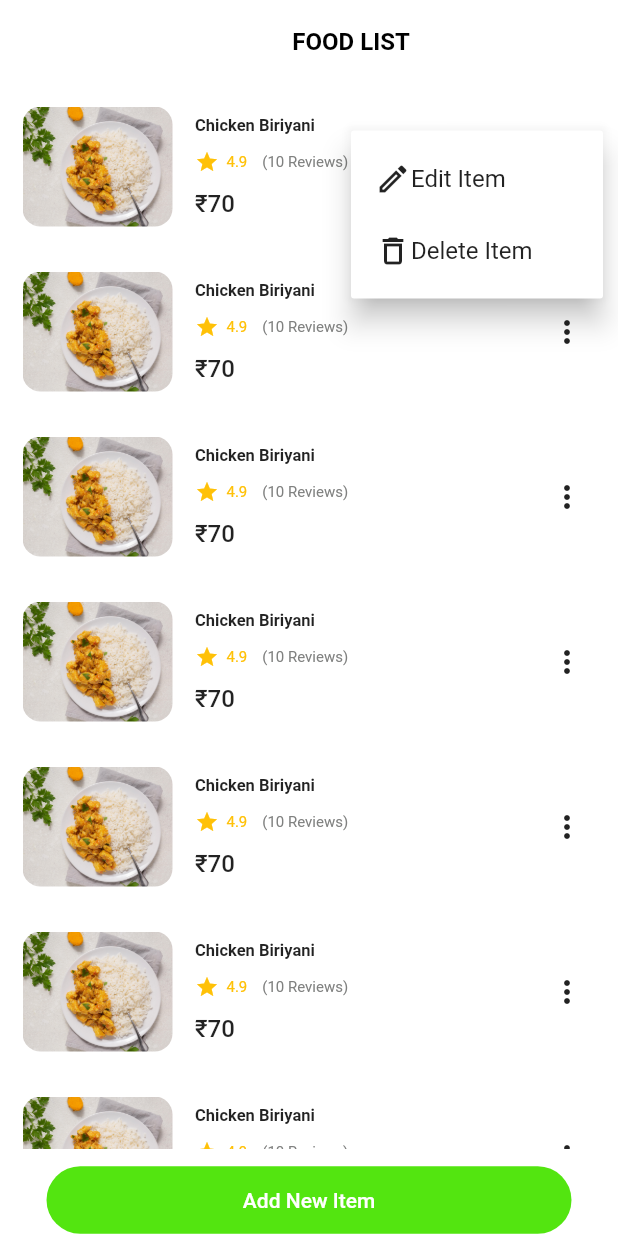
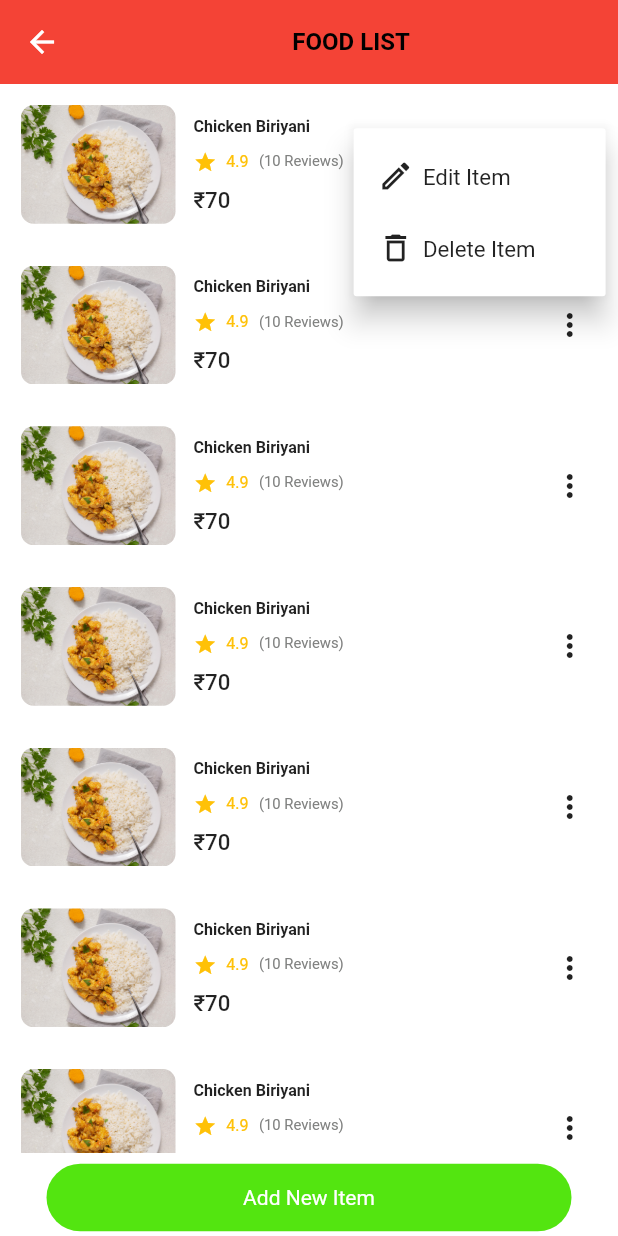
Before and after one commit to shaanis/canteen_admin, a Flutter app: the Productlist screen opened directly, after a tap on the "more vert" icon, on a phone screen of 412 x 824 dp. Run offline on Flutter 3.47's test engine with Material 2 defaults, Android fonts, the phone set to English and light mode, and no system bars; our stand-ins replace fl_chart, flutter_rating_bar, flutter_switch.

Commit message:
first555

```diff
--- a/lib/bottomsheet/bottom.dart
+++ b/lib/bottomsheet/bottom.dart
@@ -7,6 +7,7 @@
   Widget build(BuildContext context) {
     return Container(
       decoration: BoxDecoration(color: Colors.white,
+
           borderRadius: BorderRadius.only(
               topRight: Radius.circular(15), topLeft: Radius.circular(15))),
       child: Column(
--- a/lib/mainscreen.dart
+++ b/lib/mainscreen.dart
@@ -324,7 +324,7 @@
                               // Navigator.push(context, MaterialPageRoute(builder: (context)=>ItemDetail()));
                             },
                             child: Container(
-                              margin: EdgeInsets.only(right: 25),
+                              margin: EdgeInsets.only(right: height*.025),
                               color: Colors.white,
                               height: 20,
                               width: width * .39,
@@ -337,7 +337,7 @@
                                     width: width * .4,
                                     decoration: BoxDecoration(
                                       color: Colors.white,
-                                      borderRadius: BorderRadius.circular(10),
+                                      borderRadius: BorderRadius.circular(height*.01),
                                       image: DecorationImage(
                                         image: AssetImage(
                                           'assets/images/verumchor1.jpg',
@@ -347,17 +347,17 @@
                                     ),
                                   ),
                                   SizedBox(
-                                    height: 5,
+                                    height: height*.013,
                                   ),
                                   Row(
                                     children: [
                                       SizedBox(
-                                        width: 5,
+                                        width: width*.01,
                                       ),
                                       Text(
                                         'Chicken Biriyani',
                                         style: TextStyle(
-                                            fontSize: 10,
+                                            fontSize: height*.013,
                                             fontWeight: FontWeight.w500),
                                       ),
                                       SizedBox(
@@ -379,7 +379,7 @@
                                   Padding(
                                     padding: const EdgeInsets.only(left: 5.0),
                                     child: RatingBar.builder(
-                                        itemSize: 11,
+                                        itemSize: height*.011,
                                         initialRating: 3,
                                         minRating: 0,
                                         direction: Axis.horizontal,
@@ -409,8 +409,9 @@
   }
 
   void _showBottomSheet(BuildContext context) {
-    showModalBottomSheet(
-        elevation: 0,
+    showModalBottomSheet(shape:
+    OutlineInputBorder(borderSide: BorderSide.none,
+        borderRadius: BorderRadius.only(topLeft: Radius.circular(10),topRight: Radius.circular(10))) ,
         context: context,
         builder: (context) => BottomSheetPage());
   }
--- a/lib/navbar/navigbar.dart
+++ b/lib/navbar/navigbar.dart
@@ -30,8 +30,7 @@
           index: myIndex),
       bottomNavigationBar: BottomNavigationBar(
         elevation: 0,
-        type: BottomNavigationBarType.shifting,
-        //selectedItemColor: Color(0xff58e517),
+        type: BottomNavigationBarType.fixed,
         backgroundColor: Colors.white,
         onTap: (index) {
           setState(() {
--- a/lib/productlist.dart
+++ b/lib/productlist.dart
@@ -18,11 +18,13 @@
 class _ProductlistState extends State<Productlist> {
   @override
   Widget build(BuildContext context) {
+    final height =MediaQuery.of(context).size.height;
+    final width =MediaQuery.of(context).size.width;
     return Scaffold(
       backgroundColor: Colors.white,
       appBar: AppBar(
-        toolbarHeight: 56,
-        backgroundColor: Colors.white,
+        // toolbarHeight: 56,
+        backgroundColor: Colors.red,
         elevation: 0,
         title: Center(
             child: Text(
@@ -36,32 +38,31 @@
           Container(
             child: Expanded(
               child: ListView.builder(
-                  itemCount: 15,
+                  itemCount: 10,
                   itemBuilder: (BuildContext context, int index) {
                     return Container(
-                      height: 90,
+                      height: height*.11,
                       color: Colors.white,
                       width: double.infinity,
-                      margin: EdgeInsets.all(10),
+                      margin: EdgeInsets.all(height*.01),
                       child: Row(
                         mainAxisAlignment: MainAxisAlignment.start,
                         crossAxisAlignment: CrossAxisAlignment.center,
                         children: [
                           Container(
-                            margin: EdgeInsets.all(5),
-                            height: 90,
-                            width: 100,
+                            margin: EdgeInsets.all(height*.007),
+                            height: height*.11,
+                            width: width*.25,
                             decoration: BoxDecoration(
-                                color: Colors.white,
                                 image: DecorationImage(
                                     image: AssetImage(
                                         'assets/images/verumchor1.jpg'),
                                     fit: BoxFit.cover),
                                 shape: BoxShape.rectangle,
-                                borderRadius: BorderRadius.circular(12)),
+                                borderRadius: BorderRadius.circular(height*.01)),
                           ),
                           SizedBox(
-                            width: 10,
+                            width: width*.015,
                           ),
                           Column(
                             mainAxisAlignment: MainAxisAlignment.center,
@@ -70,10 +71,10 @@
                               Text(
                                 'Chicken Biriyani',
                                 style: TextStyle(
-                                    fontWeight: FontWeight.bold, fontSize: 11),
+                                    fontWeight: FontWeight.bold, fontSize: height*.013),
                               ),
                               SizedBox(
-                                height: 10,
+                                height: height*.011,
                               ),
                               Row(
                                 crossAxisAlignment: CrossAxisAlignment.center,
@@ -81,33 +82,33 @@
                                   Icon(
                                     Icons.star,
                                     color: Colors.amber,
-                                    size: 16,
+                                    size: height*.019,
                                   ),
                                   SizedBox(
-                                    width: 5,
+                                    width: width*.015,
                                   ),
                                   Text(
                                     '4.9',
                                     style: TextStyle(
-                                        color: Colors.amber, fontSize: 10),
+                                        color: Colors.amber, fontSize: height*.013),
                                   ),
                                   SizedBox(
-                                    width: 10,
+                                    width: width*.017,
                                   ),
                                   Text(
                                     '(10 Reviews)',
                                     style: TextStyle(
-                                        color: Color(0xff808180), fontSize: 10),
+                                        color: Color(0xff808180), fontSize: height*.012),
                                   ),
                                 ],
                               ),
                               SizedBox(
-                                height: 10,
+                                height: height*.011,
                               ),
                               Text(
                                 '₹70',
                                 style: TextStyle(
-                                    fontSize: 16, fontWeight: FontWeight.w500),
+                                    fontSize: height*.018, fontWeight: FontWeight.w500),
                               )
                             ],
                           ),
@@ -118,7 +119,8 @@
                                 child: Row(
                                   children: [
                                     Icon(Icons.edit_outlined),
-                                    Text('Edit Item'),
+                                    SizedBox(width: width*.015,),
+                                    Text('Edit Item',style: TextStyle(fontSize: height*.018),),
                                   ],
                                 ),
                                   value: MenuValues.EditItem
@@ -127,7 +129,8 @@
                                 child: Row(
                                   children: [
                                     Icon(Icons.delete_outline_outlined),
-                                    Text('Delete Item')
+                                    SizedBox(width: width*.015,),
+                                    Text('Delete Item',style: TextStyle(fontSize: height*.018),),
                                   ],
                                 ),
                                   value: MenuValues.DeleteItem
@@ -150,7 +153,7 @@
                   }),
             ),
           ),
-          SizedBox(height: 10,),
+          SizedBox(height: height*.007,),
           ElevatedButton(
               onPressed: () {
                 Navigator.push(
@@ -165,11 +168,12 @@
                   backgroundColor: Color(0xff53e510),
                   minimumSize: Size(350, 45),
                   shape: RoundedRectangleBorder(
-                      borderRadius: BorderRadius.circular(30))),
+                      borderRadius: BorderRadius.circular(height*.19))),
               child: Text(
                 'Add New Item',
-                style: TextStyle(fontWeight: FontWeight.w500),
-              ))
+                style: TextStyle(fontWeight: FontWeight.w400),
+              )),
+          SizedBox(height: height*.002,)
         ],
       ),
     );
```
